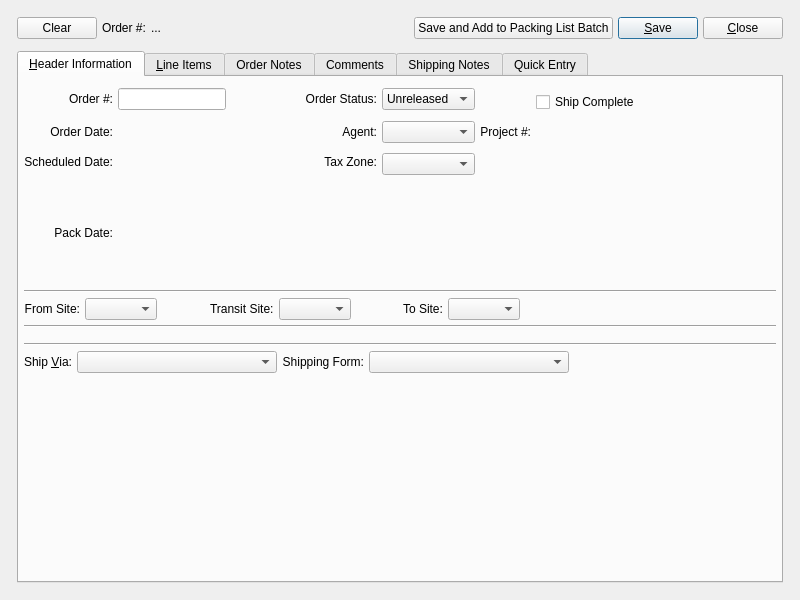
The window that guiclient/transferOrder.ui (Pegasus-RPG/xtuple-client) describes before a commit, drawn with Qt 5.
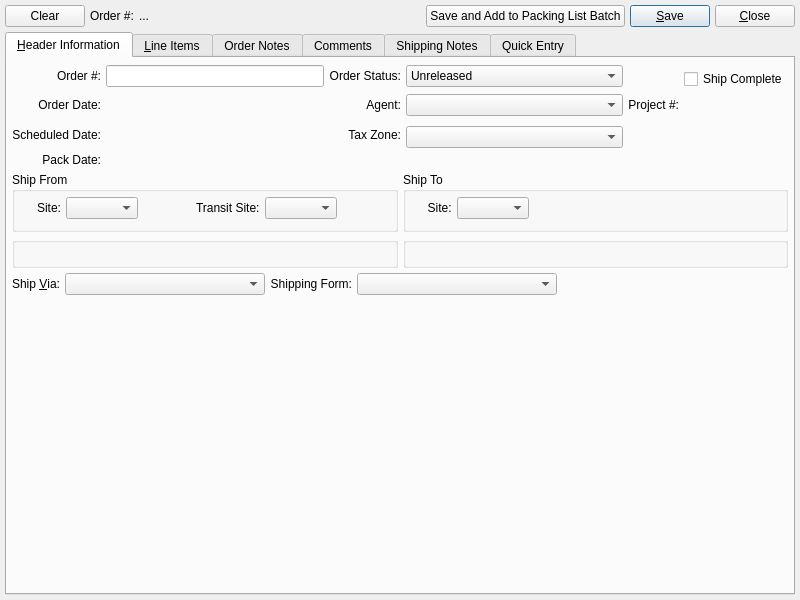
The same window after the commit. Custom widgets are drawn as their Qt base class.

Commit message: issue #9020:  Cosmetic tweaks for new contact cluster layout.

```diff
--- a/guiclient/transferOrder.ui
+++ b/guiclient/transferOrder.ui
@@ -20,15 +20,7 @@
   <property name="windowTitle">
    <string>Transfer Order</string>
   </property>
-  <layout class="QGridLayout">
-   <item row="0" column="0">
-    <layout class="QGridLayout">
-     <property name="margin">
-      <number>12</number>
-     </property>
-     <property name="spacing">
-      <number>12</number>
-     </property>
+  <layout class="QGridLayout" name="gridLayout_7">
      <item row="0" column="0">
       <layout class="QHBoxLayout">
        <property name="spacing">
@@ -112,8 +104,10 @@
         <attribute name="title">
          <string>&amp;Header Information</string>
         </attribute>
-        <layout class="QGridLayout" name="gridLayout_2">
+      <layout class="QGridLayout" name="gridLayout_8">
          <item row="0" column="0">
+        <layout class="QVBoxLayout" name="verticalLayout_2">
+         <item>
           <layout class="QGridLayout" name="gridLayout">
            <item row="0" column="0">
             <widget class="QLabel" name="_orderNumberLit">
@@ -135,19 +129,6 @@
             <widget class="XLineEdit" name="_orderNumber"/>
            </item>
            <item row="0" column="2">
-            <spacer>
-             <property name="orientation">
-              <enum>Qt::Horizontal</enum>
-             </property>
-             <property name="sizeHint" stdset="0">
-              <size>
-               <width>20</width>
-               <height>34</height>
-              </size>
-             </property>
-            </spacer>
-           </item>
-           <item row="0" column="3">
             <widget class="QLabel" name="_statusLit">
              <property name="text">
               <string>Order Status:</string>
@@ -157,7 +138,7 @@
              </property>
             </widget>
            </item>
-           <item row="0" column="4">
+           <item row="0" column="3">
             <widget class="XComboBox" name="_status">
              <item>
               <property name="text">
@@ -176,7 +157,7 @@
              </item>
             </widget>
            </item>
-           <item row="0" column="6">
+           <item row="0" column="5">
             <layout class="QHBoxLayout">
              <property name="topMargin">
               <number>6</number>
@@ -188,19 +169,6 @@
                </property>
               </widget>
              </item>
-             <item>
-              <spacer>
-               <property name="orientation">
-                <enum>Qt::Horizontal</enum>
-               </property>
-               <property name="sizeHint" stdset="0">
-                <size>
-                 <width>40</width>
-                 <height>20</height>
-                </size>
-               </property>
-              </spacer>
-             </item>
             </layout>
            </item>
            <item row="1" column="0">
@@ -216,7 +184,7 @@
            <item row="1" column="1">
             <widget class="DLineEdit" name="_orderDate"/>
            </item>
-           <item row="1" column="3">
+           <item row="1" column="2">
             <widget class="QLabel" name="_agentLit">
              <property name="text">
               <string>Agent:</string>
@@ -226,7 +194,7 @@
              </property>
             </widget>
            </item>
-           <item row="1" column="4">
+           <item row="1" column="3">
             <widget class="XComboBox" name="_agent">
              <property name="sizePolicy">
               <sizepolicy hsizetype="Expanding" vsizetype="Fixed">
@@ -242,7 +210,7 @@
              </property>
             </widget>
            </item>
-           <item row="1" column="5" rowspan="3">
+           <item row="1" column="4" rowspan="3">
             <layout class="QVBoxLayout" name="verticalLayout">
              <property name="topMargin">
               <number>4</number>
@@ -272,22 +240,9 @@
              </item>
             </layout>
            </item>
-           <item row="1" column="6" rowspan="3">
+           <item row="1" column="5" rowspan="3">
             <widget class="ProjectCluster" name="_project"/>
            </item>
-           <item row="1" column="7" rowspan="2">
-            <spacer>
-             <property name="orientation">
-              <enum>Qt::Horizontal</enum>
-             </property>
-             <property name="sizeHint" stdset="0">
-              <size>
-               <width>74</width>
-               <height>17</height>
-              </size>
-             </property>
-            </spacer>
-           </item>
            <item row="2" column="0" rowspan="2">
             <widget class="QLabel" name="_shipDateLit">
              <property name="text">
@@ -305,7 +260,7 @@
              </property>
             </widget>
            </item>
-           <item row="2" column="3" rowspan="2">
+           <item row="2" column="2" rowspan="2">
             <widget class="QLabel" name="_taxzoneLit">
              <property name="text">
               <string>Tax Zone:</string>
@@ -318,7 +273,7 @@
              </property>
             </widget>
            </item>
-           <item row="3" column="4">
+           <item row="3" column="3">
             <widget class="XComboBox" name="_taxzone">
              <property name="allowNull">
               <bool>true</bool>
@@ -341,39 +296,22 @@
            <item row="4" column="1">
             <widget class="DLineEdit" name="_packDate"/>
            </item>
-           <item row="4" column="5" colspan="2">
-            <spacer>
-             <property name="orientation">
-              <enum>Qt::Vertical</enum>
-             </property>
-             <property name="sizeType">
-              <enum>QSizePolicy::Expanding</enum>
-             </property>
-             <property name="sizeHint" stdset="0">
-              <size>
-               <width>222</width>
-               <height>13</height>
-              </size>
-             </property>
-            </spacer>
-           </item>
           </layout>
          </item>
-         <item row="1" column="0">
-          <widget class="Line" name="line_3">
-           <property name="orientation">
-            <enum>Qt::Horizontal</enum>
-           </property>
-          </widget>
-         </item>
-         <item row="2" column="0">
-          <layout class="QGridLayout">
+         <item>
+          <layout class="QGridLayout" name="gridLayout_6">
+           <item row="0" column="0">
+            <widget class="QGroupBox" name="_shipFromGroup">
+             <property name="title">
+              <string>Ship From</string>
+             </property>
+             <layout class="QGridLayout" name="gridLayout_3">
            <item row="0" column="0">
             <layout class="QHBoxLayout">
              <item>
               <widget class="QLabel" name="_srcWhseLit">
                <property name="text">
-                <string>From Site:</string>
+                   <string>     Site:</string>
                </property>
                <property name="alignment">
                 <set>Qt::AlignRight|Qt::AlignTrailing|Qt::AlignVCenter</set>
@@ -435,12 +373,41 @@
              </item>
             </layout>
            </item>
+              <item row="1" column="0">
+               <widget class="AddressCluster" name="_srcAddr">
+                <property name="enabled">
+                 <bool>false</bool>
+                </property>
+                <property name="focusPolicy">
+                 <enum>Qt::TabFocus</enum>
+                </property>
+               </widget>
+              </item>
+             </layout>
+            </widget>
+           </item>
            <item row="0" column="1">
+            <widget class="QGroupBox" name="groupBox">
+             <property name="title">
+              <string>Ship To</string>
+             </property>
+             <layout class="QGridLayout" name="gridLayout_5">
+              <item row="1" column="0">
+               <widget class="AddressCluster" name="_dstAddr">
+                <property name="enabled">
+                 <bool>false</bool>
+                </property>
+                <property name="focusPolicy">
+                 <enum>Qt::TabFocus</enum>
+                </property>
+               </widget>
+              </item>
+              <item row="0" column="0">
             <layout class="QHBoxLayout">
              <item>
               <widget class="QLabel" name="_dstWhsLit">
                <property name="text">
-                <string>To Site:</string>
+                   <string>     Site:</string>
                </property>
                <property name="buddy">
                 <cstring>_dstWhs</cstring>
@@ -469,65 +436,44 @@
              </item>
             </layout>
            </item>
-           <item row="1" column="0" colspan="2">
-            <widget class="Line" name="line_2">
-             <property name="orientation">
-              <enum>Qt::Horizontal</enum>
-             </property>
+             </layout>
             </widget>
            </item>
-           <item row="2" column="0">
-            <layout class="QVBoxLayout">
-             <item>
+           <item row="1" column="0">
+            <widget class="QGroupBox" name="_shipfromCntcGroup">
+             <property name="title">
+              <string/>
+             </property>
+             <layout class="QGridLayout" name="gridLayout_2">
+              <item row="0" column="0">
               <widget class="ContactCluster" name="_srcContact">
                <property name="minimalLayout">
                 <bool>true</bool>
                </property>
               </widget>
              </item>
-             <item>
-              <widget class="AddressCluster" name="_srcAddr">
-               <property name="enabled">
-                <bool>false</bool>
-               </property>
-               <property name="focusPolicy">
-                <enum>Qt::TabFocus</enum>
-               </property>
-              </widget>
-             </item>
-            </layout>
+             </layout>
+            </widget>
            </item>
-           <item row="2" column="1">
-            <layout class="QVBoxLayout">
-             <item>
+           <item row="1" column="1">
+            <widget class="QGroupBox" name="_shiptoCnctGroup">
+             <property name="title">
+              <string/>
+             </property>
+             <layout class="QGridLayout" name="gridLayout_4">
+              <item row="0" column="0">
               <widget class="ContactCluster" name="_dstContact">
                <property name="minimalLayout">
                 <bool>true</bool>
                </property>
               </widget>
              </item>
+             </layout>
+            </widget>
+           </item>
+          </layout>
+         </item>
              <item>
-              <widget class="AddressCluster" name="_dstAddr">
-               <property name="enabled">
-                <bool>false</bool>
-               </property>
-               <property name="focusPolicy">
-                <enum>Qt::TabFocus</enum>
-               </property>
-              </widget>
-             </item>
-            </layout>
-           </item>
-          </layout>
-         </item>
-         <item row="3" column="0">
-          <widget class="Line" name="line">
-           <property name="orientation">
-            <enum>Qt::Horizontal</enum>
-           </property>
-          </widget>
-         </item>
-         <item row="4" column="0">
           <layout class="QHBoxLayout">
            <item>
             <widget class="QLabel" name="_shipViaLit">
@@ -611,7 +557,7 @@
            </item>
           </layout>
          </item>
-         <item row="5" column="0">
+         <item>
           <spacer>
            <property name="orientation">
             <enum>Qt::Vertical</enum>
@@ -621,11 +567,13 @@
            </property>
            <property name="sizeHint" stdset="0">
             <size>
-             <width>128</width>
-             <height>31</height>
+             <width>20</width>
+             <height>0</height>
             </size>
            </property>
           </spacer>
+         </item>
+        </layout>
          </item>
         </layout>
        </widget>
@@ -1068,8 +1016,6 @@
       </widget>
      </item>
     </layout>
-   </item>
-  </layout>
  </widget>
  <layoutdefault spacing="5" margin="5"/>
  <pixmapfunction>qPixmapFromMimeSource</pixmapfunction>
```
Left out of the diff: 1 changed line with no effect on the pictures. Lines whose indentation alone changed are shown as unchanged. The commit also changes 4 other files.
